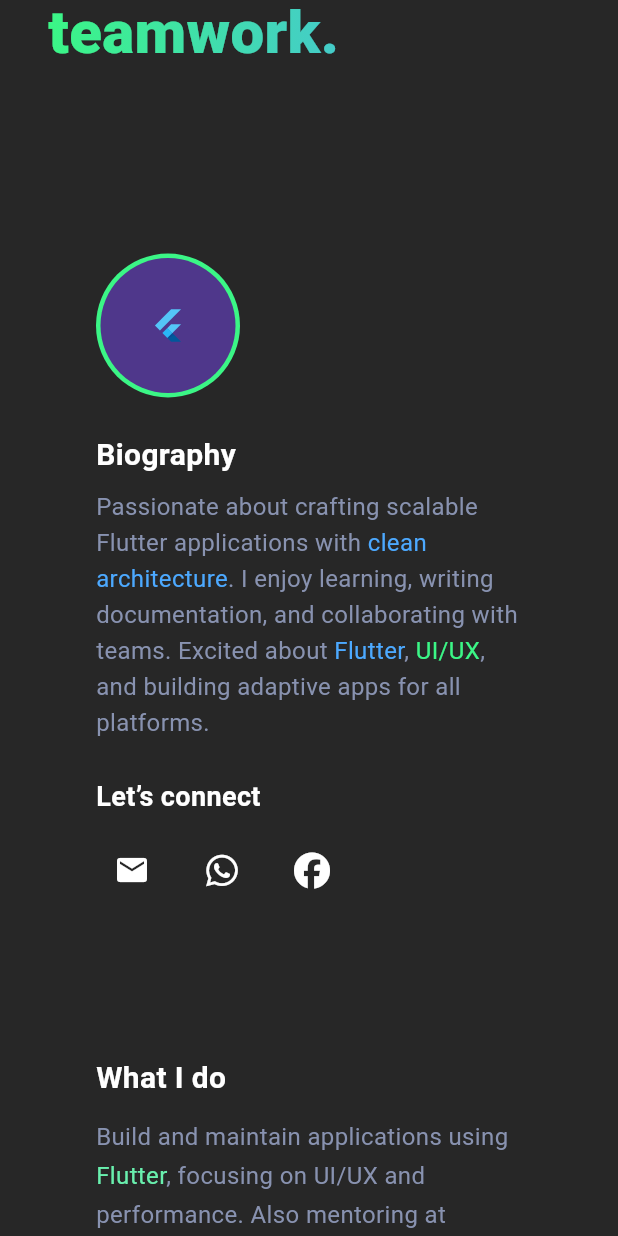
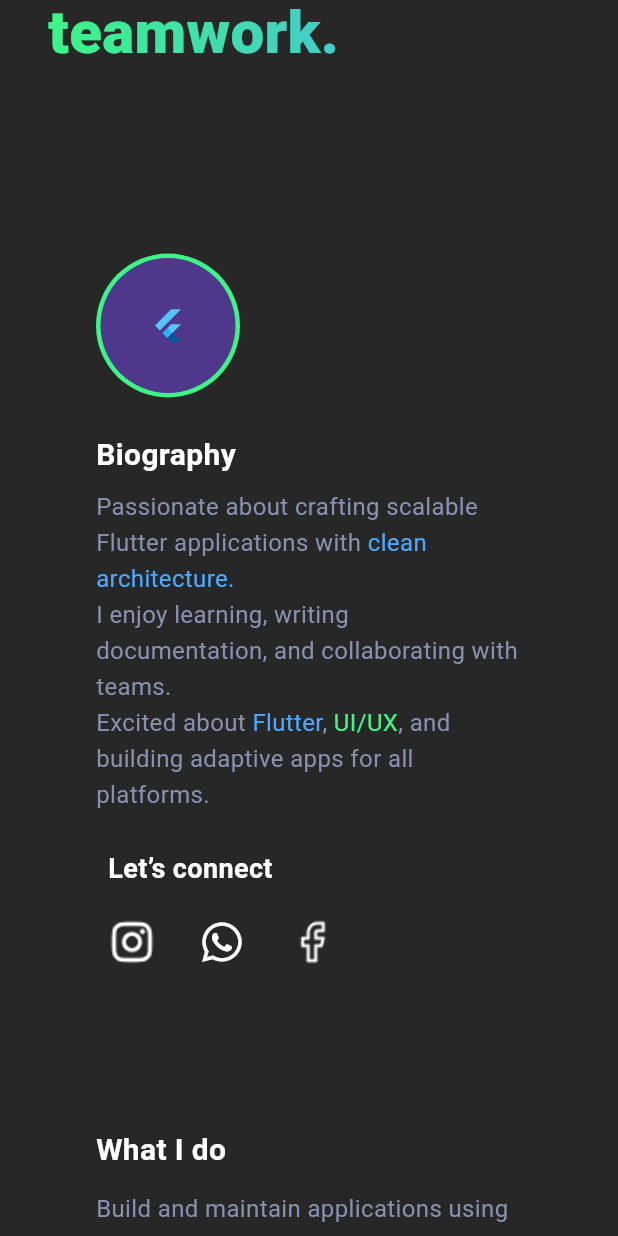
Before and after one commit to abd0-kha1ed/portfolio_web, a Flutter app: the screen it shows after launch, scrolled down 576 dp, on a phone screen of 412 x 824 dp. Run offline on Flutter 3.47's test engine with Material 3 defaults, Android fonts, the light colour scheme and no system bars; drawn by our look-alikes of flutter_animate; our stand-ins replace flutter_highlight, font_awesome_flutter, go_router, visibility_detector.

Commit message:
feat: add image assets for Facebook and Instagram, update ConnectSection to use asset images

```diff
--- a/lib/core/utils/assets.dart
+++ b/lib/core/utils/assets.dart
@@ -1,6 +1,14 @@
 // ignore_for_file: prefer_single_quotes
 class Assets {
   Assets._();
+
+  /// Assets for imagesFacebook
+  /// assets/images/facebook.png
+  static const String imagesFacebook = "assets/images/facebook.png";
+
+  /// Assets for imagesInsta
+  /// assets/images/insta.png
+  static const String imagesInsta = "assets/images/insta.png";
 
   /// Assets for imagesNew
   /// assets/images/new.png
--- a/lib/feature/home/presentation/view/widgets/biography_text.dart
+++ b/lib/feature/home/presentation/view/widgets/biography_text.dart
@@ -31,12 +31,12 @@ class BiographyText extends StatelessWidget {
                     'Passionate about crafting scalable Flutter applications with ',
               ),
               TextSpan(
-                text: 'clean architecture',
+                text: 'clean architecture.\n',
                 style: TextStyle(color: AppColors.blueDark),
               ),
               TextSpan(
                 text:
-                    '. I enjoy learning, writing documentation, and collaborating with teams. Excited about ',
+                    'I enjoy learning, writing documentation, and collaborating with teams.\nExcited about ',
               ),
               TextSpan(
                 text: 'Flutter',
--- a/lib/feature/home/presentation/view/widgets/connect_section.dart
+++ b/lib/feature/home/presentation/view/widgets/connect_section.dart
@@ -2,6 +2,7 @@ import 'package:flutter/material.dart';
 import 'package:font_awesome_flutter/font_awesome_flutter.dart';
 import 'package:portfolio_web/core/constants/app_colors.dart';
 import 'package:portfolio_web/core/helpers/functions/url_launcher_function.dart';
+import 'package:portfolio_web/core/utils/assets.dart';
 import 'package:portfolio_web/feature/home/presentation/view/widgets/social_icon.dart';
 
 class ConnectSection extends StatelessWidget {
@@ -12,26 +13,39 @@ class ConnectSection extends StatelessWidget {
     return Column(
       crossAxisAlignment: CrossAxisAlignment.start,
       children: [
-        const Text(
-          'Let’s connect',
-          style: TextStyle(
-            fontSize: 18,
-            fontWeight: FontWeight.bold,
-            color: AppColors.white,
+        Padding(
+          padding: const EdgeInsets.only(left: 8),
+          child: const Text(
+            'Let’s connect',
+            style: TextStyle(
+              fontSize: 18,
+              fontWeight: FontWeight.bold,
+              color: AppColors.white,
+            ),
           ),
         ),
         const SizedBox(height: 12),
         Row(
           children: [
-            SocialIcon(icon: Icons.email),
+            SocialIcon(
+              icon: Image.asset(Assets.imagesInsta),
+              onPressed:
+                  () => lunchCustomUrl(
+                    'https://www.instagram.com/abdelrhmankhaleddev?igsh=b2ZzMWhpNGR3OTFl',
+                  ),
+            ),
             const SizedBox(width: 12),
             SocialIcon(
-              icon: FontAwesomeIcons.whatsapp,
+              icon: Icon(
+                FontAwesomeIcons.whatsapp,
+                size: 30,
+                color: Colors.white,
+              ),
               onPressed: () => openWhatsApp('+201007287335'),
             ),
             const SizedBox(width: 12),
             SocialIcon(
-              icon: FontAwesomeIcons.facebook,
+              icon: Image.asset(Assets.imagesFacebook),
               onPressed:
                   () => lunchCustomUrl(
                     'https://www.facebook.com/abd.el.rhman.khaled.584963',
--- a/lib/feature/home/presentation/view/widgets/home_biography_section.dart
+++ b/lib/feature/home/presentation/view/widgets/home_biography_section.dart
@@ -47,13 +47,8 @@ class HomeBiographySection extends StatelessWidget {
                         child: CircleAvatar(radius: 45, child: FlutterLogo()),
                       ),
                       const SizedBox(width: 32),
-
-                      // النص
-                      const Expanded(child: BiographyText()),
-
-                      const SizedBox(width: 48),
-
-                      // let’s connect
+                      const BiographyText(),
+                      const SizedBox(width: 85),
                       const ConnectSection(),
                     ],
                   ),
--- a/lib/feature/home/presentation/view/widgets/social_icon.dart
+++ b/lib/feature/home/presentation/view/widgets/social_icon.dart
@@ -1,9 +1,8 @@
 
 import 'package:flutter/material.dart';
-import 'package:portfolio_web/core/constants/app_colors.dart';
 
 class SocialIcon extends StatelessWidget {
-  final IconData icon;
+  final Widget icon;
   final void Function()? onPressed;
 
   const SocialIcon({super.key, required this.icon, this.onPressed});
@@ -12,7 +11,7 @@ class SocialIcon extends StatelessWidget {
   Widget build(BuildContext context) {
     return IconButton(
       onPressed: onPressed,
-      icon: Icon(icon, color: AppColors.white, size: 24),
+      icon: icon,
     );
   }
 }
```
Also changed, not shown: assets/images/facebook.png (added), assets/images/insta.png (added).
